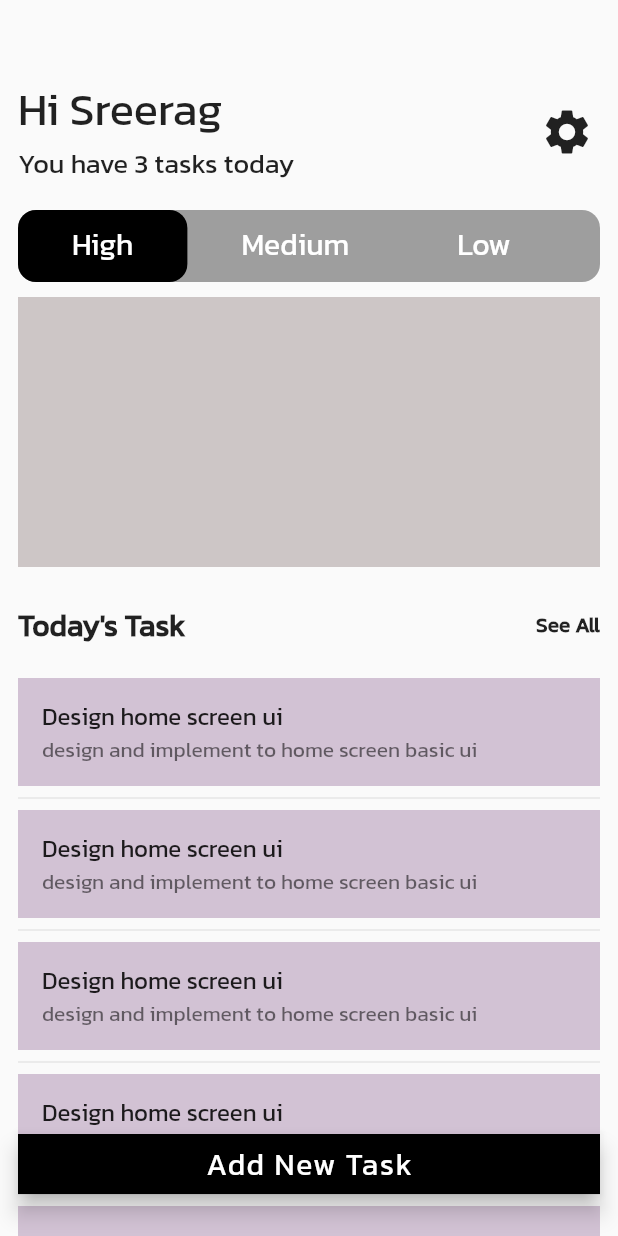
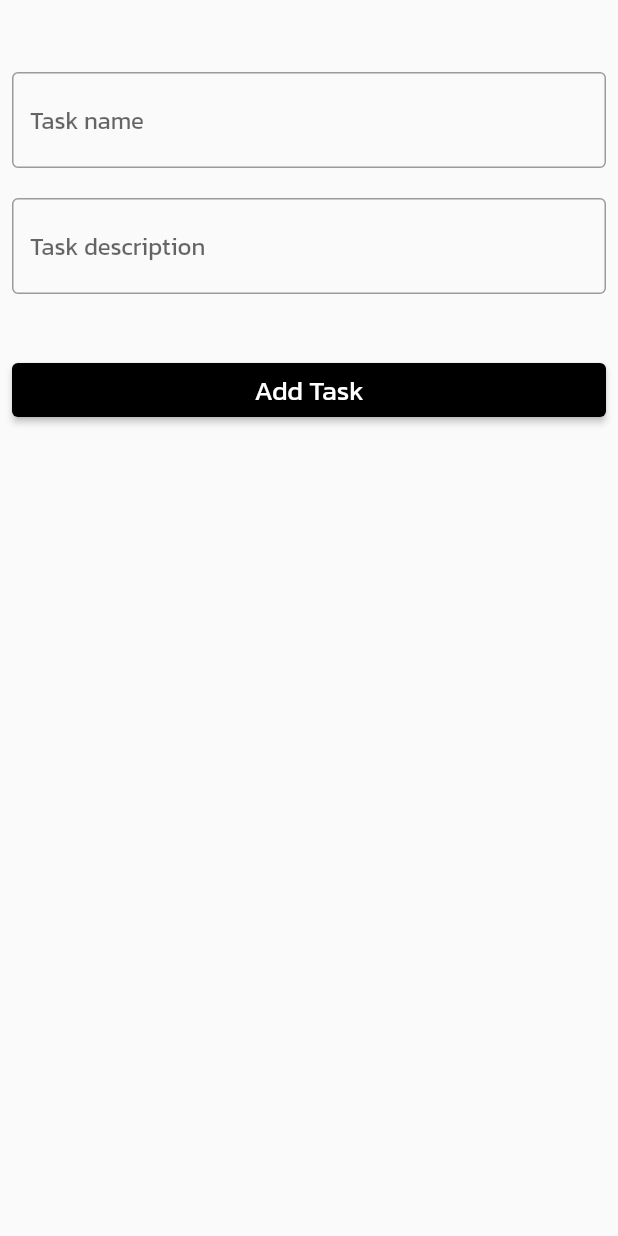
Before and after one commit to sreerag5375/TodoApp, a Flutter app: the screen it shows after launch, after a tap on "Get Started", after a tap on "Add New Task", on a phone screen of 412 x 824 dp. Run offline on Flutter 3.47's test engine with Material 2 defaults, Android fonts, the phone set to English and light mode, and no system bars.

Commit message:
add task screen completed

```diff
--- a/lib/main.dart
+++ b/lib/main.dart
@@ -1,4 +1,5 @@
 import 'package:flutter/material.dart';
+import 'package:todo_app/views/screens/add_task_screen.dart';
 import 'package:todo_app/views/screens/home_screen.dart';
 import 'package:todo_app/views/screens/splash_screen.dart';
 
@@ -22,7 +23,8 @@ class MyApp extends StatelessWidget {
       debugShowCheckedModeBanner: false,
       home: const SplashScreen(),
       routes: {
-        'home': (context) =>  HomeScreen(),
+        'home': (context) =>  const HomeScreen(),
+        'addTask' :(context) => const AddTaskScreen()
       },
     );
   }
--- /dev/null
+++ b/lib/views/screens/add_task_screen.dart
@@ -0,0 +1,53 @@
+import 'package:flutter/material.dart';
+import 'package:todo_app/const/app_colors.dart';
+import 'package:todo_app/views/widgets/spacing.dart';
+
+class AddTaskScreen extends StatelessWidget {
+  const AddTaskScreen({super.key});
+
+  @override
+  Widget build(BuildContext context) {
+    return Scaffold(
+      body: SafeArea(
+        child: Column(
+          children: [
+            Form(
+                child: Padding(
+              padding: const EdgeInsets.all(8.0),
+              child: Column(
+                children: [
+                  const Spacing(space: 40),
+                  TextFormField(
+                    decoration: const InputDecoration(
+                        border: OutlineInputBorder(), hintText: 'Task name'),
+                  ),
+                  const Spacing(space: 20),
+                  TextFormField(
+                    decoration: const InputDecoration(
+                        border: OutlineInputBorder(),
+                        hintText: 'Task description'),
+                  ),
+                  const Spacing(space: 40),
+                  SizedBox(
+                      width: double.infinity,
+                      child: ElevatedButton(
+                          style: ButtonStyle(
+                              backgroundColor: MaterialStateProperty.all(
+                                  AppColors.SECONDARY_COLOR)),
+                          onPressed: () {
+                            Navigator.pop(context);
+                          },
+                          child: const Text(
+                            'Add Task',
+                            style: TextStyle(
+                                color: AppColors.PRIMARY_COLOR, fontSize: 18),
+                          )))
+                ],
+              ),
+            ))
+          ],
+        ),
+      ),
+    );
+  }
+}
--- a/lib/views/screens/home_screen.dart
+++ b/lib/views/screens/home_screen.dart
@@ -115,8 +115,7 @@ class TodoItemList extends StatelessWidget {
               color: const Color.fromARGB(255, 210, 194, 212),
               child: const ListTile(
                 title: Text('Design home screen ui'),
-                subtitle:
-                    Text('design and implement to home screen basic ui'),
+                subtitle: Text('design and implement to home screen basic ui'),
               ),
             );
           },
--- a/lib/views/screens/splash_screen.dart
+++ b/lib/views/screens/splash_screen.dart
@@ -9,7 +9,8 @@ class SplashScreen extends StatelessWidget {
   @override
   Widget build(BuildContext context) {
     return Scaffold(
-      body: Container(
+      body: SingleChildScrollView(
+        child: Container(
           color: AppColors.PRIMARY_COLOR,
           child: Padding(
             padding: const EdgeInsets.only(left: 24, right: 14),
@@ -37,7 +38,8 @@ class SplashScreen extends StatelessWidget {
                 ),
                 const Center(
                     child: Image(
-                      image: AssetImage('assets/images/splash_screen_img.jpg'),
+                        image:
+                            AssetImage('assets/images/splash_screen_img.jpg'),
                         height: 400)),
                 SizedBox(
                   width: double.infinity,
@@ -51,6 +53,7 @@ class SplashScreen extends StatelessWidget {
             ),
           ),
         ),
+      ),
     );
   }
 }
```
Also changed, not shown: lib/views/widgets/add_task_sheet.dart (added, +55 -0 lines), lib/views/widgets/floating_btn_add_task.dart (+5 -2 lines). Lines whose indentation alone changed are shown as unchanged.
